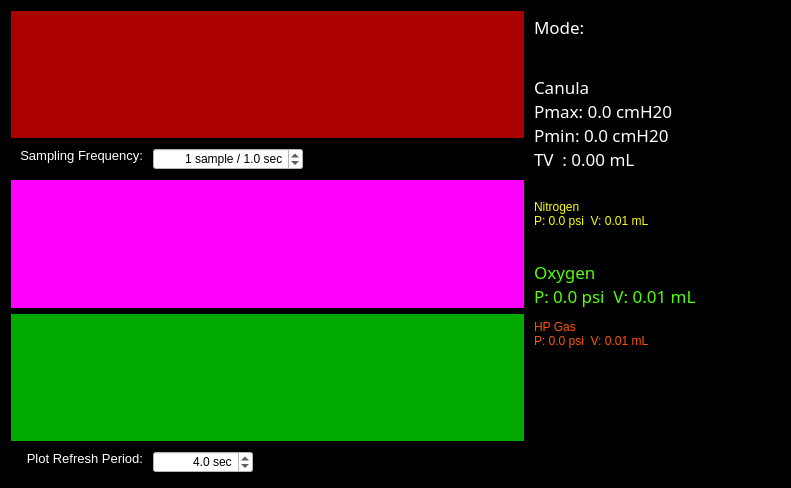
First picture: the form in QtCreatorUI/mainwidget.ui, repository ScottHaileRobertson/DukeVentilator, before the edit.
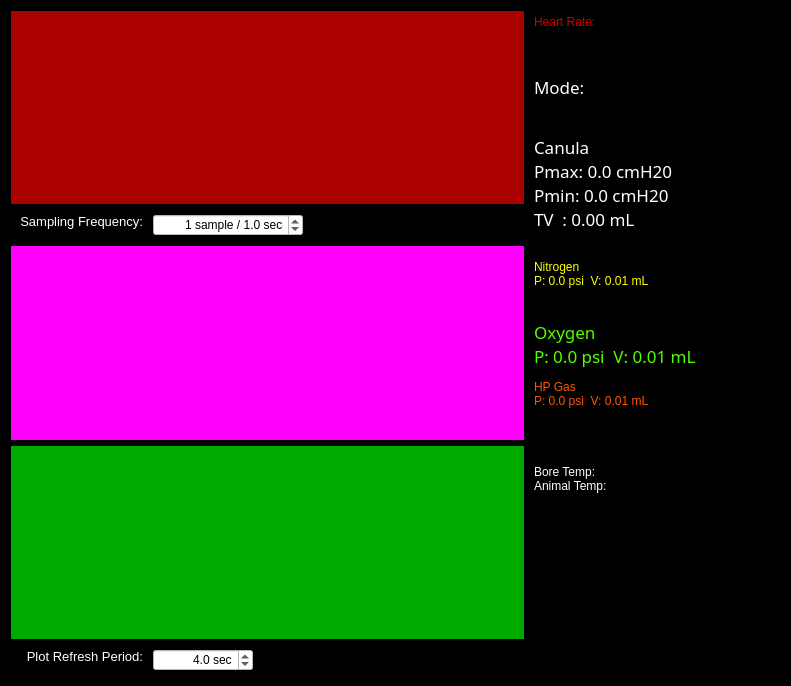
Second picture: the form after the edit. Custom widgets are drawn as their Qt base class.

Commit message: temp Commit before pulling real commit from USB

What changed in the file:
```diff
--- a/QtCreatorUI/mainwidget.ui
+++ b/QtCreatorUI/mainwidget.ui
@@ -7,7 +7,7 @@
     <x>0</x>
     <y>0</y>
     <width>791</width>
-    <height>488</height>
+    <height>686</height>
    </rect>
   </property>
   <property name="sizePolicy">
@@ -380,6 +380,50 @@
        <property name="spacing">
         <number>0</number>
        </property>
+       <item>
+        <widget class="QPlainTextEdit" name="heartRateText">
+         <property name="sizePolicy">
+          <sizepolicy hsizetype="Fixed" vsizetype="Minimum">
+           <horstretch>0</horstretch>
+           <verstretch>0</verstretch>
+          </sizepolicy>
+         </property>
+         <property name="minimumSize">
+          <size>
+           <width>250</width>
+           <height>60</height>
+          </size>
+         </property>
+         <property name="maximumSize">
+          <size>
+           <width>250</width>
+           <height>60</height>
+          </size>
+         </property>
+         <property name="styleSheet">
+          <string notr="true">font: 13pt &quot;Droid Sans Mono&quot;;
+color: rgb(206, 0, 0);</string>
+         </property>
+         <property name="frameShape">
+          <enum>QFrame::NoFrame</enum>
+         </property>
+         <property name="frameShadow">
+          <enum>QFrame::Plain</enum>
+         </property>
+         <property name="lineWidth">
+          <number>0</number>
+         </property>
+         <property name="verticalScrollBarPolicy">
+          <enum>Qt::ScrollBarAlwaysOff</enum>
+         </property>
+         <property name="horizontalScrollBarPolicy">
+          <enum>Qt::ScrollBarAlwaysOff</enum>
+         </property>
+         <property name="plainText">
+          <string>Heart Rate: </string>
+         </property>
+        </widget>
+       </item>
        <item>
         <widget class="QPlainTextEdit" name="modeText">
          <property name="sizePolicy">
@@ -634,6 +678,50 @@
          </property>
         </widget>
        </item>
+       <item>
+        <widget class="QPlainTextEdit" name="temperatureText">
+         <property name="sizePolicy">
+          <sizepolicy hsizetype="Fixed" vsizetype="Minimum">
+           <horstretch>0</horstretch>
+           <verstretch>0</verstretch>
+          </sizepolicy>
+         </property>
+         <property name="minimumSize">
+          <size>
+           <width>250</width>
+           <height>60</height>
+          </size>
+         </property>
+         <property name="maximumSize">
+          <size>
+           <width>250</width>
+           <height>60</height>
+          </size>
+         </property>
+         <property name="styleSheet">
+          <string notr="true">font: 13pt &quot;Droid Sans Mono&quot;;</string>
+         </property>
+         <property name="frameShape">
+          <enum>QFrame::NoFrame</enum>
+         </property>
+         <property name="frameShadow">
+          <enum>QFrame::Plain</enum>
+         </property>
+         <property name="lineWidth">
+          <number>0</number>
+         </property>
+         <property name="verticalScrollBarPolicy">
+          <enum>Qt::ScrollBarAlwaysOff</enum>
+         </property>
+         <property name="horizontalScrollBarPolicy">
+          <enum>Qt::ScrollBarAlwaysOff</enum>
+         </property>
+         <property name="plainText">
+          <string>Bore Temp:
+Animal Temp:</string>
+         </property>
+        </widget>
+       </item>
        <item>
         <spacer name="verticalSpacer">
          <property name="orientation">
```
The commit also changes 3 other files.
